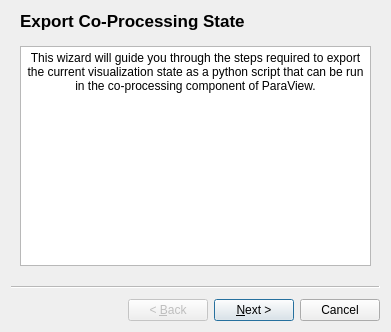
This is Plugins/CoProcessingScriptGenerator/Resources/ExportStateWizard.ui in Kitware/ParaView as Qt 5 draws it before an edit. The edited form follows.
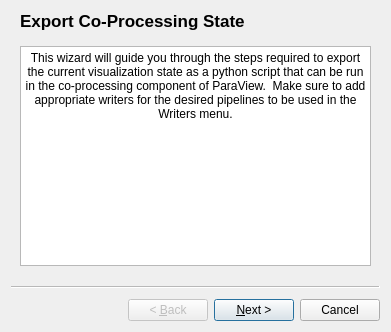
This is the edited form. Custom widgets are drawn as their Qt base class.

Commit message: ENH: Supplied warning to the user if they have non-writer filters that do not have any consumers.  Also prevent the user from creating a coprocessing script if there is no output (either through a writer or through a view) and give warning about this.

The edit to the form file:
```diff
--- a/Plugins/CoProcessingScriptGenerator/Resources/ExportStateWizard.ui
+++ b/Plugins/CoProcessingScriptGenerator/Resources/ExportStateWizard.ui
@@ -42,8 +42,11 @@
        <string>&lt;!DOCTYPE HTML PUBLIC &quot;-//W3C//DTD HTML 4.0//EN&quot; &quot;http://www.w3.org/TR/REC-html40/strict.dtd&quot;&gt;
 &lt;html&gt;&lt;head&gt;&lt;meta name=&quot;qrichtext&quot; content=&quot;1&quot; /&gt;&lt;style type=&quot;text/css&quot;&gt;
 p, li { white-space: pre-wrap; }
-&lt;/style&gt;&lt;/head&gt;&lt;body style=&quot; font-family:'Helvetica'; font-size:9pt; font-weight:400; font-style:normal;&quot;&gt;
-&lt;p align=&quot;center&quot; style=&quot; margin-top:0px; margin-bottom:0px; margin-left:0px; margin-right:0px; -qt-block-indent:0; text-indent:0px;&quot;&gt;This wizard will guide you through the steps required to export the current visualization state as a python script that can be run in the co-processing component of ParaView.&lt;/p&gt;&lt;/body&gt;&lt;/html&gt;</string>
+&lt;/style&gt;&lt;/head&gt;&lt;body style=&quot; font-family:'Sans'; font-size:10pt; font-weight:400; font-style:normal;&quot;&gt;
+&lt;table border=&quot;0&quot; style=&quot;-qt-table-type: root; margin-top:4px; margin-bottom:4px; margin-left:4px; margin-right:4px;&quot;&gt;
+&lt;tr&gt;
+&lt;td style=&quot;border: none;&quot;&gt;
+&lt;p align=&quot;center&quot; style=&quot; margin-top:0px; margin-bottom:0px; margin-left:0px; margin-right:0px; -qt-block-indent:0; text-indent:0px;&quot;&gt;&lt;span style=&quot; font-family:'Helvetica'; font-size:9pt;&quot;&gt;This wizard will guide you through the steps required to export the current visualization state as a python script that can be run in the co-processing component of ParaView.  Make sure to add appropriate writers for the desired pipelines to be used in the Writers menu.&lt;/span&gt;&lt;/p&gt;&lt;/td&gt;&lt;/tr&gt;&lt;/table&gt;&lt;/body&gt;&lt;/html&gt;</string>
       </property>
      </widget>
     </item>
```
Left out of the diff: 3 changed lines with no effect on the pictures. The commit also changes 1 other file.
